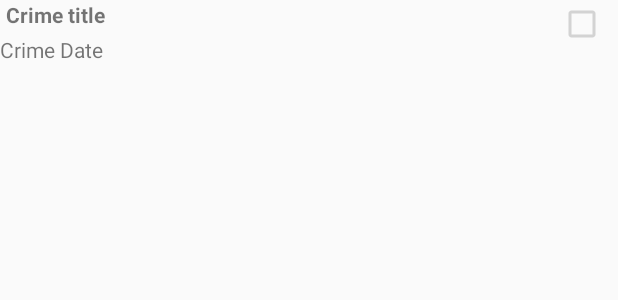
After one commit to fajarsuwon/android-practice, an Android app: the layout list_item_crime.xml on its own in the app's theme, with its tools: preview values and no code run, on a phone screen of 412 x 824 dp. The commit adds this screen. Shown: the top 300 px of the screen. Run offline under Robolectric (Android 15) with nearby library versions, the phone set to English and light mode, and no system bars.

Commit message:
WIP Criminal

```diff
--- /dev/null
+++ b/CriminalintentProject/Criminalintent/src/main/res/layout/list_item_crime.xml
@@ -0,0 +1,37 @@
+<?xml version="1.0" encoding="utf-8"?>
+
+<RelativeLayout xmlns:android="http://schemas.android.com/apk/res/android"
+    android:orientation="vertical" android:layout_width="match_parent"
+    android:layout_height="match_parent">
+
+    <CheckBox
+        android:id="@+id/crime_list_item_solvedCheckBox"
+        android:layout_width="wrap_content"
+        android:layout_height="wrap_content"
+        android:gravity="center"
+        android:layout_alignParentRight="true"
+        android:enabled="false"
+        android:focusable="false"
+        android:padding="4dp" />
+
+    <TextView
+        android:id="@+id/crime_list_item_titleTextView"
+        android:layout_width="match_parent"
+        android:layout_height="wrap_content"
+        android:layout_toLeftOf="@id/crime_list_item_solvedCheckBox"
+        android:textStyle="bold"
+        android:paddingLeft="4dp"
+        android:paddingRight="4dp"
+        android:text="Crime title" />
+
+    <TextView
+        android:layout_width="match_parent"
+        android:layout_height="wrap_content"
+        android:text="Crime Date"
+        android:id="@+id/crime_list_item_dateTextView"
+        android:layout_toLeftOf="@id/crime_list_item_solvedCheckBox"
+        android:layout_below="@id/crime_list_item_titleTextView"
+        android:paddingRight="4dp"
+        android:paddingTop="4dp"
+        />
+</RelativeLayout>
--- a/CriminalintentProject/Criminalintent/src/main/res/values/strings.xml
+++ b/CriminalintentProject/Criminalintent/src/main/res/values/strings.xml
@@ -7,5 +7,9 @@
     <string name="crime_title_label">Title</string>
     <string name="crime_details_label">Details</string>
     <string name="crime_solved_label">Solved</string>
+    <string name="crimes_title">Crimes</string>
+    <string name="title_activity_single_fragment">SingleFragmentActivity</string>
+    <string name="hello_world">Hello world!</string>
+    <string name="action_settings">Settings</string>
 
 </resources>
```
Also changed, not shown: CriminalintentProject/Criminalintent/src/main/AndroidManifest.xml (+4 -4 lines), CriminalintentProject/Criminalintent/src/main/java/com/bignerdranch/android/criminalintent/Crime.java (+10 -1 lines), CriminalintentProject/Criminalintent/src/main/java/com/bignerdranch/android/criminalintent/CrimeActivity.java (+5 -14 lines), CriminalintentProject/Criminalintent/src/main/java/com/bignerdranch/android/criminalintent/CrimeFragment.java (+35 -2 lines), CriminalintentProject/Criminalintent/src/main/java/com/bignerdranch/android/criminalintent/CrimeLab.java (added, +48 -0 lines), CriminalintentProject/Criminalintent/src/main/java/com/bignerdranch/android/criminalintent/CrimeListActivity.java (added, +16 -0 lines), CriminalintentProject/Criminalintent/src/main/java/com/bignerdranch/android/criminalintent/CrimeListFragment.java (added, +80 -0 lines), CriminalintentProject/Criminalintent/src/main/java/com/bignerdranch/android/criminalintent/SingleFragmentActivity.java (added, +28 -0 lines), CriminalintentProject/Criminalintent/src/main/res/layout/activity_fragment.xml (added, +7 -0 lines), CriminalintentProject/Criminalintent/src/main/res/layout/fragment_single.xml (added, +16 -0 lines), CriminalintentProject/Criminalintent/src/main/res/menu/single.xml (added, +10 -0 lines), 2 other files.
